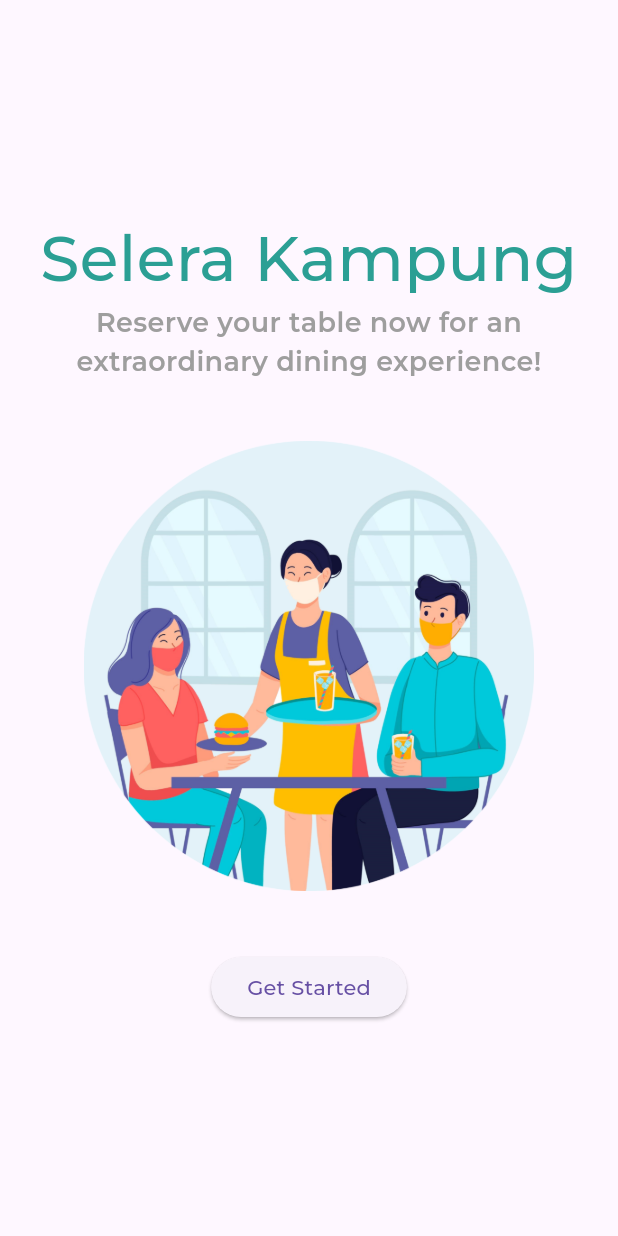
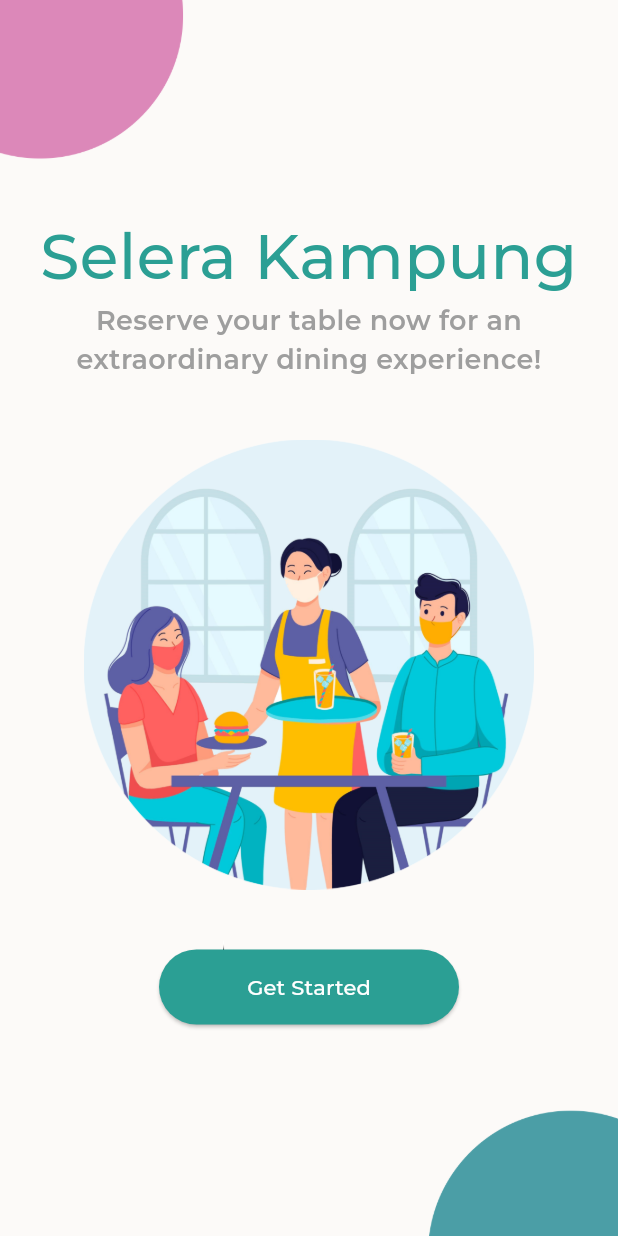
Before and after one commit to haziq-aziz/MUC-Project, a Flutter app: the screen it shows after launch, on a phone screen of 412 x 824 dp. Run offline on Flutter 3.47's test engine with Material 3 defaults, Android fonts, the phone set to English and light mode, and no system bars; project files that could hold a hidden picture were left out.

Commit message:
Add background & Re-style the button

```diff
--- a/lib/main.dart
+++ b/lib/main.dart
@@ -17,7 +17,14 @@ class LandingPage extends StatelessWidget {
   @override
   Widget build(BuildContext context) {
     return Scaffold(
-      body: Center(
+       body: Container(
+        decoration: BoxDecoration(
+          image: DecorationImage(
+            image: AssetImage('assets/images/background.png'), // Replace with your background image asset
+            fit: BoxFit.cover, // Adjust the BoxFit according to your needs
+          ),
+        ),
+        child: Center(
           child: Column(
             mainAxisAlignment: MainAxisAlignment.center,
             children: [
@@ -48,9 +55,25 @@ class LandingPage extends StatelessWidget {
                 onPressed: () {
                   // Add your action when the button is pressed
                 },
-              child: Text('Get Started'),
+                style: ButtonStyle(
+                  minimumSize: MaterialStateProperty.all<Size>(Size(200, 50)),
+                  backgroundColor: MaterialStateProperty.all<Color>(
+                    Color.fromRGBO(43, 159, 148, 1.0)
+                  ),
+                  shape: MaterialStateProperty.all<RoundedRectangleBorder>(
+                    RoundedRectangleBorder(
+                      borderRadius: BorderRadius.circular(40.0)
+                    ,)
+                  ),
+                ),
+                child: Text(
+                  'Get Started',
+                  style: TextStyle(
+                    color: Colors.white,
+                  )),
               ),
             ],
+          ),
         ),
       ),
     );
--- a/pubspec.yaml
+++ b/pubspec.yaml
@@ -61,7 +61,7 @@ flutter:
   # To add assets to your application, add an assets section, like this:
   assets:
     - assets/images/image_landing.png
-  #   - images/a_dot_ham.jpeg
+    - assets/images/background.png
 
   # An image asset can refer to one or more resolution-specific "variants", see
   # https://flutter.dev/assets-and-images/#resolution-aware
```
Also changed, not shown: assets/images/background.png (added). Lines whose indentation alone changed are shown as unchanged.
